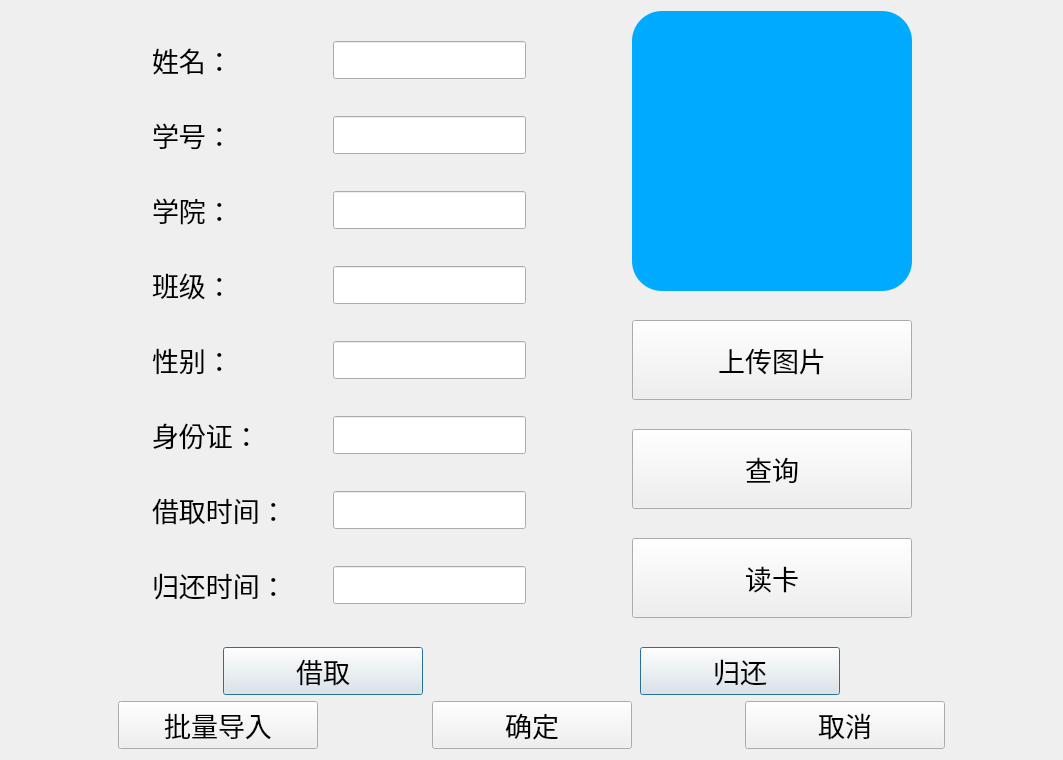
The window that info_manage_system/account_card_borrow_page.ui (interstellar-ai/info_manage_system) describes before a commit, drawn with Qt 5.
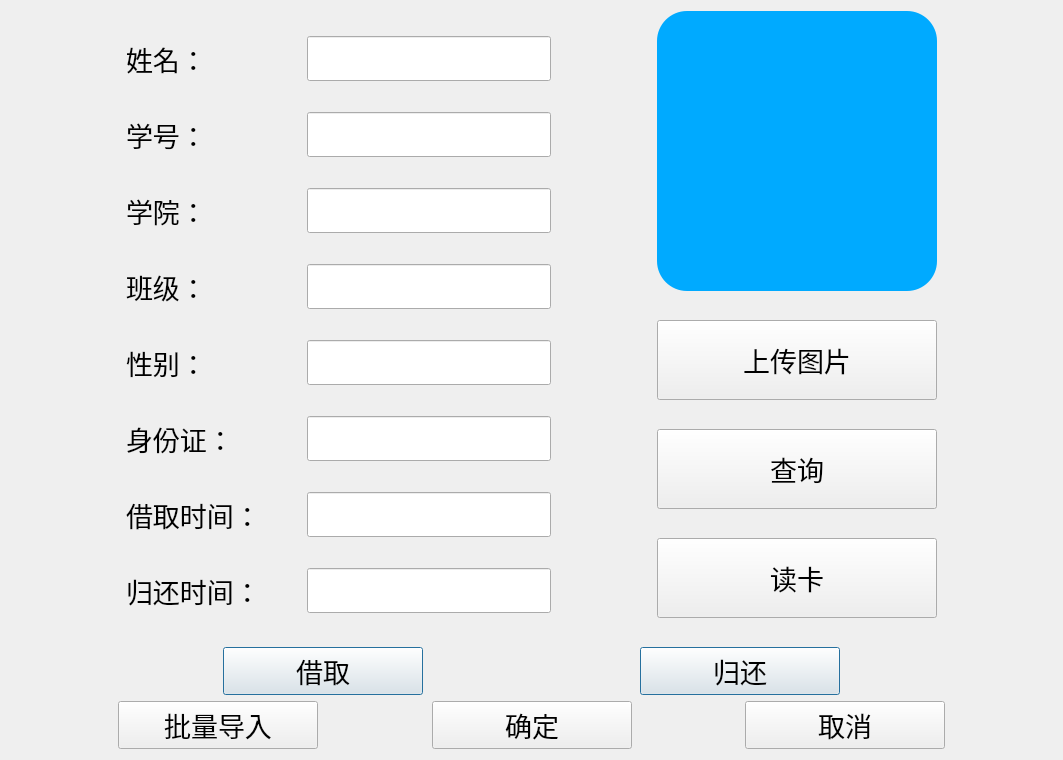
The same window after the commit. Icons and pictures are not drawn.

What changed in the file:
```diff
--- a/info_manage_system/account_card_borrow_page.ui
+++ b/info_manage_system/account_card_borrow_page.ui
@@ -66,7 +66,7 @@
              <property name="font">
               <font>
                <family>宋体</family>
-               <pointsize>16</pointsize>
+               <pointsize>20</pointsize>
               </font>
              </property>
             </widget>
@@ -106,7 +106,7 @@
              <property name="font">
               <font>
                <family>宋体</family>
-               <pointsize>16</pointsize>
+               <pointsize>20</pointsize>
               </font>
              </property>
             </widget>
@@ -146,7 +146,7 @@
              <property name="font">
               <font>
                <family>宋体</family>
-               <pointsize>16</pointsize>
+               <pointsize>20</pointsize>
               </font>
              </property>
             </widget>
@@ -186,7 +186,7 @@
              <property name="font">
               <font>
                <family>宋体</family>
-               <pointsize>16</pointsize>
+               <pointsize>20</pointsize>
               </font>
              </property>
             </widget>
@@ -226,7 +226,7 @@
              <property name="font">
               <font>
                <family>宋体</family>
-               <pointsize>16</pointsize>
+               <pointsize>20</pointsize>
               </font>
              </property>
             </widget>
@@ -266,7 +266,7 @@
              <property name="font">
               <font>
                <family>宋体</family>
-               <pointsize>16</pointsize>
+               <pointsize>20</pointsize>
               </font>
              </property>
             </widget>
@@ -306,7 +306,7 @@
              <property name="font">
               <font>
                <family>宋体</family>
-               <pointsize>16</pointsize>
+               <pointsize>20</pointsize>
               </font>
              </property>
             </widget>
@@ -346,7 +346,7 @@
              <property name="font">
               <font>
                <family>宋体</family>
-               <pointsize>16</pointsize>
+               <pointsize>20</pointsize>
               </font>
              </property>
             </widget>
```
